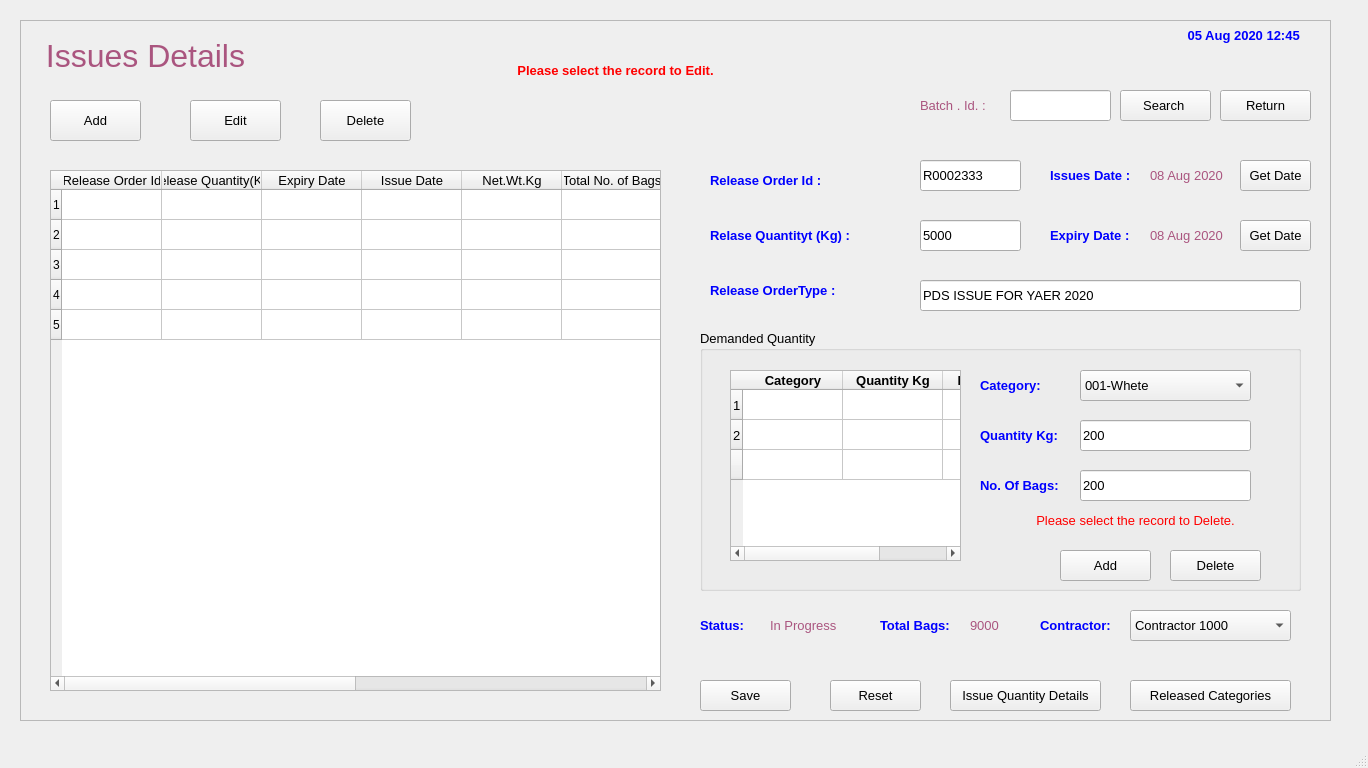
Old version of the form FCI/ui/fci_05_Issues.ui in the repository sanjaymanegit/testRepo.
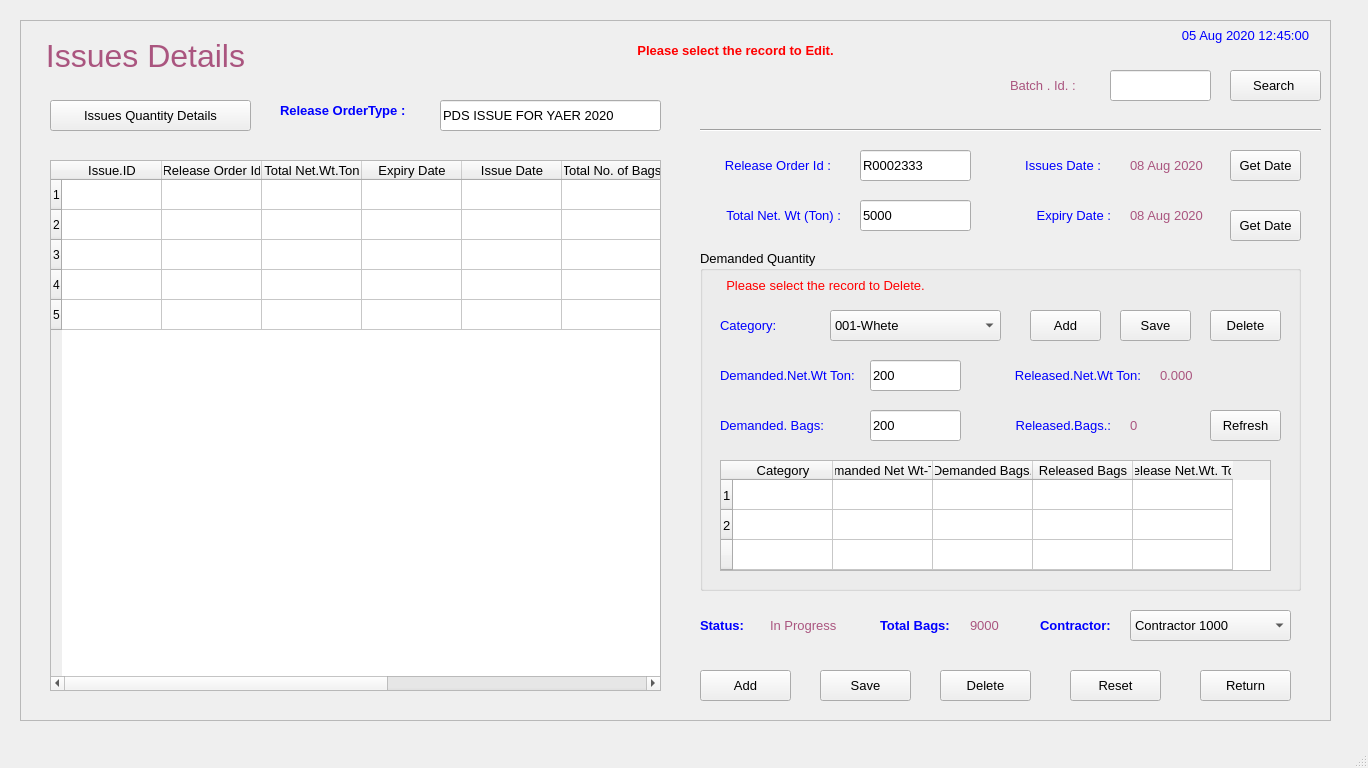
New version of the form.

Diff of the .ui file:
```diff
--- a/FCI/ui/fci_05_Issues.ui
+++ b/FCI/ui/fci_05_Issues.ui
@@ -70,10 +70,10 @@
      </property>
      <property name="font">
       <font>
-       <family>MS Sans Serif</family>
+       <family>MS Shell Dlg 2</family>
        <pointsize>10</pointsize>
-       <weight>75</weight>
-       <bold>true</bold>
+       <weight>50</weight>
+       <bold>false</bold>
        <underline>false</underline>
       </font>
      </property>
@@ -81,7 +81,7 @@
       <string notr="true">color: rgb(0, 0, 255);</string>
      </property>
      <property name="text">
-      <string>05 Aug 2020 12:45 </string>
+      <string>05 Aug 2020 12:45:00</string>
      </property>
      <property name="alignment">
       <set>Qt::AlignCenter</set>
@@ -90,10 +90,10 @@
     <widget class="QPushButton" name="pushButton">
      <property name="geometry">
       <rect>
-       <x>30</x>
-       <y>80</y>
+       <x>680</x>
+       <y>650</y>
        <width>91</width>
-       <height>41</height>
+       <height>31</height>
       </rect>
      </property>
      <property name="font">
@@ -105,31 +105,13 @@
       <string>Add</string>
      </property>
     </widget>
-    <widget class="QPushButton" name="pushButton_2">
-     <property name="geometry">
-      <rect>
-       <x>170</x>
-       <y>80</y>
-       <width>91</width>
-       <height>41</height>
-      </rect>
-     </property>
-     <property name="font">
-      <font>
-       <pointsize>10</pointsize>
-      </font>
-     </property>
-     <property name="text">
-      <string>Edit</string>
-     </property>
-    </widget>
     <widget class="QPushButton" name="pushButton_3">
      <property name="geometry">
       <rect>
-       <x>300</x>
-       <y>80</y>
+       <x>920</x>
+       <y>650</y>
        <width>91</width>
-       <height>41</height>
+       <height>31</height>
       </rect>
      </property>
      <property name="font">
@@ -145,9 +127,9 @@
      <property name="geometry">
       <rect>
        <x>30</x>
-       <y>150</y>
+       <y>140</y>
        <width>611</width>
-       <height>521</height>
+       <height>531</height>
       </rect>
      </property>
      <row>
@@ -175,6 +157,16 @@
        <string>5</string>
       </property>
      </row>
+     <column>
+      <property name="text">
+       <string>Issue.ID</string>
+      </property>
+      <property name="font">
+       <font>
+        <pointsize>10</pointsize>
+       </font>
+      </property>
+     </column>
      <column>
       <property name="text">
        <string>Release Order Id</string>
@@ -187,7 +179,7 @@
      </column>
      <column>
       <property name="text">
-       <string>Release Quantity(Kg)</string>
+       <string>Total Net.Wt.Ton</string>
       </property>
       <property name="font">
        <font>
@@ -215,16 +207,6 @@
        </font>
       </property>
      </column>
-     <column>
-      <property name="text">
-       <string>Net.Wt.Kg</string>
-      </property>
-      <property name="font">
-       <font>
-        <pointsize>10</pointsize>
-       </font>
-      </property>
-     </column>
      <column>
       <property name="text">
        <string>Total No. of Bags</string>
@@ -245,16 +227,6 @@
        </font>
       </property>
      </column>
-     <column>
-      <property name="text">
-       <string>Last Release Date</string>
-      </property>
-      <property name="font">
-       <font>
-        <pointsize>10</pointsize>
-       </font>
-      </property>
-     </column>
      <column>
       <property name="text">
        <string>Contractor Name</string>
@@ -279,8 +251,8 @@
     <widget class="QLabel" name="label_21">
      <property name="geometry">
       <rect>
-       <x>430</x>
-       <y>30</y>
+       <x>550</x>
+       <y>10</y>
        <width>331</width>
        <height>41</height>
       </rect>
@@ -307,18 +279,18 @@
     <widget class="QLabel" name="label_22">
      <property name="geometry">
       <rect>
-       <x>690</x>
-       <y>140</y>
-       <width>131</width>
-       <height>41</height>
+       <x>700</x>
+       <y>130</y>
+       <width>111</width>
+       <height>31</height>
       </rect>
      </property>
      <property name="font">
       <font>
        <family>MS Shell Dlg 2</family>
        <pointsize>10</pointsize>
-       <weight>75</weight>
-       <bold>true</bold>
+       <weight>50</weight>
+       <bold>false</bold>
        <underline>false</underline>
       </font>
      </property>
@@ -329,15 +301,15 @@
       <string>Release Order Id :</string>
      </property>
      <property name="alignment">
-      <set>Qt::AlignLeading|Qt::AlignLeft|Qt::AlignVCenter</set>
+      <set>Qt::AlignRight|Qt::AlignTrailing|Qt::AlignVCenter</set>
      </property>
     </widget>
     <widget class="QLabel" name="label_23">
      <property name="geometry">
       <rect>
-       <x>690</x>
-       <y>200</y>
-       <width>171</width>
+       <x>680</x>
+       <y>180</y>
+       <width>141</width>
        <height>31</height>
       </rect>
      </property>
@@ -345,8 +317,8 @@
       <font>
        <family>MS Shell Dlg 2</family>
        <pointsize>10</pointsize>
-       <weight>75</weight>
-       <bold>true</bold>
+       <weight>50</weight>
+       <bold>false</bold>
        <underline>false</underline>
       </font>
      </property>
@@ -354,10 +326,10 @@
       <string notr="true">color: rgb(0, 0, 255);</string>
      </property>
      <property name="text">
-      <string>Relase Quantityt (Kg) :</string>
+      <string>Total Net. Wt (Ton) :</string>
      </property>
      <property name="alignment">
-      <set>Qt::AlignLeading|Qt::AlignLeft|Qt::AlignVCenter</set>
+      <set>Qt::AlignRight|Qt::AlignTrailing|Qt::AlignVCenter</set>
      </property>
     </widget>
     <widget class="QLabel" name="label_28">
@@ -391,9 +363,9 @@
     <widget class="QLineEdit" name="lineEdit">
      <property name="geometry">
       <rect>
-       <x>900</x>
-       <y>200</y>
-       <width>101</width>
+       <x>840</x>
+       <y>180</y>
+       <width>111</width>
        <height>31</height>
       </rect>
      </property>
@@ -409,8 +381,8 @@
     <widget class="QPushButton" name="pushButton_4">
      <property name="geometry">
       <rect>
-       <x>680</x>
-       <y>660</y>
+       <x>800</x>
+       <y>650</y>
        <width>91</width>
        <height>31</height>
       </rect>
@@ -427,8 +399,8 @@
     <widget class="QPushButton" name="pushButton_5">
      <property name="geometry">
       <rect>
-       <x>810</x>
-       <y>660</y>
+       <x>1050</x>
+       <y>650</y>
        <width>91</width>
        <height>31</height>
       </rect>
@@ -445,8 +417,8 @@
     <widget class="QLineEdit" name="lineEdit_7">
      <property name="geometry">
       <rect>
-       <x>990</x>
-       <y>70</y>
+       <x>1090</x>
+       <y>50</y>
        <width>101</width>
        <height>31</height>
       </rect>
@@ -463,8 +435,8 @@
     <widget class="QPushButton" name="pushButton_6">
      <property name="geometry">
       <rect>
-       <x>1100</x>
-       <y>70</y>
+       <x>1210</x>
+       <y>50</y>
        <width>91</width>
        <height>31</height>
       </rect>
@@ -481,8 +453,8 @@
     <widget class="QLabel" name="label_3">
      <property name="geometry">
       <rect>
-       <x>900</x>
-       <y>70</y>
+       <x>990</x>
+       <y>50</y>
        <width>81</width>
        <height>31</height>
       </rect>
@@ -505,9 +477,9 @@
     <widget class="QPushButton" name="pushButton_7">
      <property name="geometry">
       <rect>
-       <x>930</x>
-       <y>660</y>
-       <width>151</width>
+       <x>30</x>
+       <y>80</y>
+       <width>201</width>
        <height>31</height>
       </rect>
      </property>
@@ -517,15 +489,15 @@
       </font>
      </property>
      <property name="text">
-      <string>Issue Quantity Details</string>
+      <string>Issues Quantity Details</string>
      </property>
     </widget>
     <widget class="QLineEdit" name="lineEdit_10">
      <property name="geometry">
       <rect>
-       <x>900</x>
-       <y>140</y>
-       <width>101</width>
+       <x>840</x>
+       <y>130</y>
+       <width>111</width>
        <height>31</height>
       </rect>
      </property>
@@ -541,8 +513,8 @@
     <widget class="QLabel" name="label_27">
      <property name="geometry">
       <rect>
-       <x>1030</x>
-       <y>140</y>
+       <x>990</x>
+       <y>130</y>
        <width>91</width>
        <height>31</height>
       </rect>
@@ -551,8 +523,8 @@
       <font>
        <family>MS Shell Dlg 2</family>
        <pointsize>10</pointsize>
-       <weight>75</weight>
-       <bold>true</bold>
+       <weight>50</weight>
+       <bold>false</bold>
        <underline>false</underline>
       </font>
      </property>
@@ -563,14 +535,14 @@
       <string>Issues Date :</string>
      </property>
      <property name="alignment">
-      <set>Qt::AlignLeading|Qt::AlignLeft|Qt::AlignVCenter</set>
+      <set>Qt::AlignRight|Qt::AlignTrailing|Qt::AlignVCenter</set>
      </property>
     </widget>
     <widget class="QLabel" name="label_4">
      <property name="geometry">
       <rect>
-       <x>1130</x>
-       <y>140</y>
+       <x>1110</x>
+       <y>130</y>
        <width>81</width>
        <height>31</height>
       </rect>
@@ -593,8 +565,8 @@
     <widget class="QPushButton" name="pushButton_8">
      <property name="geometry">
       <rect>
-       <x>1220</x>
-       <y>140</y>
+       <x>1210</x>
+       <y>130</y>
        <width>71</width>
        <height>31</height>
       </rect>
@@ -611,8 +583,8 @@
     <widget class="QLabel" name="label_30">
      <property name="geometry">
       <rect>
-       <x>1030</x>
-       <y>200</y>
+       <x>1000</x>
+       <y>180</y>
        <width>91</width>
        <height>31</height>
       </rect>
@@ -621,8 +593,8 @@
       <font>
        <family>MS Shell Dlg 2</family>
        <pointsize>10</pointsize>
-       <weight>75</weight>
-       <bold>true</bold>
+       <weight>50</weight>
+       <bold>false</bold>
        <underline>false</underline>
       </font>
      </property>
@@ -633,15 +605,15 @@
       <string>Expiry Date :</string>
      </property>
      <property name="alignment">
-      <set>Qt::AlignLeading|Qt::AlignLeft|Qt::AlignVCenter</set>
+      <set>Qt::AlignRight|Qt::AlignTrailing|Qt::AlignVCenter</set>
      </property>
     </widget>
     <widget class="QLabel" name="label_6">
      <property name="geometry">
       <rect>
-       <x>1130</x>
-       <y>200</y>
-       <width>81</width>
+       <x>1110</x>
+       <y>180</y>
+       <width>91</width>
        <height>31</height>
       </rect>
      </property>
@@ -663,8 +635,8 @@
     <widget class="QPushButton" name="pushButton_9">
      <property name="geometry">
       <rect>
-       <x>1220</x>
-       <y>200</y>
+       <x>1210</x>
+       <y>190</y>
        <width>71</width>
        <height>31</height>
       </rect>
@@ -682,9 +654,9 @@
      <property name="geometry">
       <rect>
        <x>680</x>
-       <y>310</y>
+       <y>230</y>
        <width>601</width>
-       <height>261</height>
+       <height>341</height>
       </rect>
      </property>
      <property name="font">
@@ -698,10 +670,10 @@
      <widget class="QTableWidget" name="tableWidget_2">
       <property name="geometry">
        <rect>
-        <x>30</x>
-        <y>40</y>
-        <width>231</width>
-        <height>191</height>
+        <x>20</x>
+        <y>210</y>
+        <width>551</width>
+        <height>111</height>
        </rect>
       </property>
       <row>
@@ -727,32 +699,52 @@
         <font>
          <family>MS Shell Dlg 2</family>
          <pointsize>10</pointsize>
-         <weight>75</weight>
-         <bold>true</bold>
+         <weight>50</weight>
+         <bold>false</bold>
         </font>
        </property>
       </column>
       <column>
        <property name="text">
-        <string>Quantity Kg</string>
+        <string>Demanded Net Wt-Ton</string>
        </property>
        <property name="font">
         <font>
          <pointsize>10</pointsize>
-         <weight>75</weight>
-         <bold>true</bold>
+         <weight>50</weight>
+         <bold>false</bold>
         </font>
        </property>
       </column>
       <column>
        <property name="text">
-        <string>No.Of.Bags</string>
+        <string>Demanded Bags.</string>
        </property>
        <property name="font">
         <font>
          <pointsize>10</pointsize>
-         <weight>75</weight>
-         <bold>true</bold>
+         <weight>50</weight>
+         <bold>false</bold>
+        </font>
+       </property>
+      </column>
+      <column>
+       <property name="text">
+        <string>Released Bags</string>
+       </property>
+       <property name="font">
+        <font>
+         <pointsize>10</pointsize>
+        </font>
+       </property>
+      </column>
+      <column>
+       <property name="text">
+        <string>Release Net.Wt. Ton</string>
+       </property>
+       <property name="font">
+        <font>
+         <pointsize>10</pointsize>
         </font>
        </property>
       </column>
@@ -800,8 +792,8 @@
      <widget class="QComboBox" name="comboBox_2">
       <property name="geometry">
        <rect>
-        <x>380</x>
-        <y>40</y>
+        <x>130</x>
+        <y>60</y>
         <width>171</width>
         <height>31</height>
        </rect>
@@ -830,8 +822,8 @@
      <widget class="QLabel" name="label_24">
       <property name="geometry">
        <rect>
-        <x>280</x>
-        <y>40</y>
+        <x>20</x>
+        <y>60</y>
         <width>91</width>
         <height>31</height>
        </rect>
@@ -840,8 +832,8 @@
        <font>
         <family>MS Shell Dlg 2</family>
         <pointsize>10</pointsize>
-        <weight>75</weight>
-        <bold>true</bold>
+        <weight>50</weight>
+        <bold>false</bold>
         <underline>false</underline>
        </font>
       </property>
@@ -858,9 +850,9 @@
      <widget class="QLabel" name="label_25">
       <property name="geometry">
        <rect>
-        <x>280</x>
-        <y>90</y>
-        <width>121</width>
+        <x>20</x>
+        <y>110</y>
+        <width>141</width>
         <height>31</height>
        </rect>
       </property>
@@ -868,8 +860,8 @@
        <font>
         <family>MS Shell Dlg 2</family>
         <pointsize>10</pointsize>
-        <weight>75</weight>
-        <bold>true</bold>
+        <weight>50</weight>
+        <bold>false</bold>
         <underline>false</underline>
        </font>
       </property>
@@ -877,7 +869,7 @@
        <string notr="true">color: rgb(0, 0, 255);</string>
       </property>
       <property name="text">
-       <string>Quantity Kg:</string>
+       <string>Demanded.Net.Wt Ton:</string>
       </property>
       <property name="alignment">
        <set>Qt::AlignLeading|Qt::AlignLeft|Qt::AlignVCenter</set>
@@ -886,9 +878,9 @@
      <widget class="QLineEdit" name="lineEdit_2">
       <property name="geometry">
        <rect>
-        <x>380</x>
-        <y>90</y>
-        <width>171</width>
+        <x>170</x>
+        <y>110</y>
+        <width>91</width>
         <height>31</height>
        </rect>
       </property>
@@ -904,9 +896,9 @@
      <widget class="QPushButton" name="pushButton_10">
       <property name="geometry">
        <rect>
-        <x>360</x>
-        <y>220</y>
-        <width>91</width>
+        <x>330</x>
+        <y>60</y>
+        <width>71</width>
         <height>31</height>
        </rect>
       </property>
@@ -922,9 +914,9 @@
      <widget class="QPushButton" name="pushButton_11">
       <property name="geometry">
        <rect>
-        <x>470</x>
-        <y>220</y>
-        <width>91</width>
+        <x>510</x>
+        <y>60</y>
+        <width>71</width>
         <height>31</height>
        </rect>
       </property>
@@ -940,9 +932,9 @@
      <widget class="QLabel" name="label_26">
       <property name="geometry">
        <rect>
-        <x>280</x>
-        <y>140</y>
-        <width>91</width>
+        <x>20</x>
+        <y>160</y>
+        <width>131</width>
         <height>31</height>
        </rect>
       </property>
@@ -950,8 +942,8 @@
        <font>
         <family>MS Shell Dlg 2</family>
         <pointsize>10</pointsize>
-        <weight>75</weight>
-        <bold>true</bold>
+        <weight>50</weight>
+        <bold>false</bold>
         <underline>false</underline>
        </font>
       </property>
@@ -959,7 +951,7 @@
        <string notr="true">color: rgb(0, 0, 255);</string>
       </property>
       <property name="text">
-       <string>No. Of Bags:</string>
+       <string>Demanded. Bags:</string>
       </property>
       <property name="alignment">
        <set>Qt::AlignLeading|Qt::AlignLeft|Qt::AlignVCenter</set>
@@ -968,9 +960,9 @@
      <widget class="QLineEdit" name="lineEdit_4">
       <property name="geometry">
        <rect>
-        <x>380</x>
-        <y>140</y>
-        <width>171</width>
+        <x>170</x>
+        <y>160</y>
+        <width>91</width>
         <height>31</height>
        </rect>
       </property>
@@ -986,10 +978,10 @@
      <widget class="QLabel" name="label_33">
       <property name="geometry">
        <rect>
-        <x>310</x>
-        <y>170</y>
-        <width>251</width>
-        <height>41</height>
+        <x>20</x>
+        <y>20</y>
+        <width>211</width>
+        <height>31</height>
        </rect>
       </property>
       <property name="font">
@@ -1011,31 +1003,153 @@
        <set>Qt::AlignCenter</set>
       </property>
      </widget>
-    </widget>
-    <widget class="QPushButton" name="pushButton_12">
-     <property name="geometry">
-      <rect>
-       <x>1110</x>
-       <y>660</y>
-       <width>161</width>
-       <height>31</height>
-      </rect>
-     </property>
-     <property name="font">
-      <font>
-       <pointsize>10</pointsize>
-      </font>
-     </property>
-     <property name="text">
-      <string>Released Categories</string>
-     </property>
+     <widget class="QLabel" name="label_34">
+      <property name="geometry">
+       <rect>
+        <x>310</x>
+        <y>110</y>
+        <width>131</width>
+        <height>31</height>
+       </rect>
+      </property>
+      <property name="font">
+       <font>
+        <family>MS Shell Dlg 2</family>
+        <pointsize>10</pointsize>
+        <weight>50</weight>
+        <bold>false</bold>
+        <underline>false</underline>
+       </font>
+      </property>
+      <property name="styleSheet">
+       <string notr="true">color: rgb(0, 0, 255);</string>
+      </property>
+      <property name="text">
+       <string>Released.Net.Wt Ton:</string>
+      </property>
+      <property name="alignment">
+       <set>Qt::AlignRight|Qt::AlignTrailing|Qt::AlignVCenter</set>
+      </property>
+     </widget>
+     <widget class="QLabel" name="label_35">
+      <property name="geometry">
+       <rect>
+        <x>310</x>
+        <y>160</y>
+        <width>101</width>
+        <height>31</height>
+       </rect>
+      </property>
+      <property name="font">
+       <font>
+        <family>MS Shell Dlg 2</family>
+        <pointsize>10</pointsize>
+        <weight>50</weight>
+        <bold>false</bold>
+        <underline>false</underline>
+       </font>
+      </property>
+      <property name="styleSheet">
+       <string notr="true">color: rgb(0, 0, 255);</string>
+      </property>
+      <property name="text">
+       <string>Released.Bags.:</string>
+      </property>
+      <property name="alignment">
+       <set>Qt::AlignRight|Qt::AlignTrailing|Qt::AlignVCenter</set>
+      </property>
+     </widget>
+     <widget class="QLabel" name="label_5">
+      <property name="geometry">
+       <rect>
+        <x>460</x>
+        <y>110</y>
+        <width>121</width>
+        <height>31</height>
+       </rect>
+      </property>
+      <property name="font">
+       <font>
+        <pointsize>10</pointsize>
+       </font>
+      </property>
+      <property name="styleSheet">
+       <string notr="true">color: rgb(170, 85, 127);</string>
+      </property>
+      <property name="text">
+       <string>0.000</string>
+      </property>
+      <property name="alignment">
+       <set>Qt::AlignLeading|Qt::AlignLeft|Qt::AlignVCenter</set>
+      </property>
+     </widget>
+     <widget class="QLabel" name="label_9">
+      <property name="geometry">
+       <rect>
+        <x>430</x>
+        <y>160</y>
+        <width>61</width>
+        <height>31</height>
+       </rect>
+      </property>
+      <property name="font">
+       <font>
+        <pointsize>10</pointsize>
+       </font>
+      </property>
+      <property name="styleSheet">
+       <string notr="true">color: rgb(170, 85, 127);</string>
+      </property>
+      <property name="text">
+       <string>0</string>
+      </property>
+      <property name="alignment">
+       <set>Qt::AlignLeading|Qt::AlignLeft|Qt::AlignVCenter</set>
+      </property>
+     </widget>
+     <widget class="QPushButton" name="pushButton_12">
+      <property name="geometry">
+       <rect>
+        <x>420</x>
+        <y>60</y>
+        <width>71</width>
+        <height>31</height>
+       </rect>
+      </property>
+      <property name="font">
+       <font>
+        <pointsize>10</pointsize>
+       </font>
+      </property>
+      <property name="text">
+       <string>Save</string>
+      </property>
+     </widget>
+     <widget class="QPushButton" name="pushButton_14">
+      <property name="geometry">
+       <rect>
+        <x>510</x>
+        <y>160</y>
+        <width>71</width>
+        <height>31</height>
+       </rect>
+      </property>
+      <property name="font">
+       <font>
+        <pointsize>10</pointsize>
+       </font>
+      </property>
+      <property name="text">
+       <string>Refresh</string>
+      </property>
+     </widget>
     </widget>
     <widget class="QLabel" name="label_29">
      <property name="geometry">
       <rect>
-       <x>690</x>
-       <y>250</y>
-       <width>131</width>
+       <x>260</x>
+       <y>70</y>
+       <width>141</width>
        <height>41</height>
       </rect>
      </property>
@@ -1061,9 +1175,9 @@
     <widget class="QLineEdit" name="lineEdit_3">
      <property name="geometry">
       <rect>
-       <x>900</x>
-       <y>260</y>
-       <width>381</width>
+       <x>420</x>
+       <y>80</y>
+       <width>221</width>
        <height>31</height>
       </rect>
      </property>
@@ -1208,8 +1322,8 @@
     <widget class="QPushButton" name="pushButton_13">
      <property name="geometry">
       <rect>
-       <x>1200</x>
-       <y>70</y>
+       <x>1180</x>
+       <y>650</y>
        <width>91</width>
        <height>31</height>
       </rect>
@@ -1223,6 +1337,19 @@
       <string>Return</string>
      </property>
     </widget>
+    <widget class="Line" name="line">
+     <property name="geometry">
+      <rect>
+       <x>680</x>
+       <y>100</y>
+       <width>621</width>
+       <height>20</height>
+      </rect>
+     </property>
+     <property name="orientation">
+      <enum>Qt::Horizontal</enum>
+     </property>
+    </widget>
    </widget>
   </widget>
   <widget class="QMenuBar" name="menubar">
```
